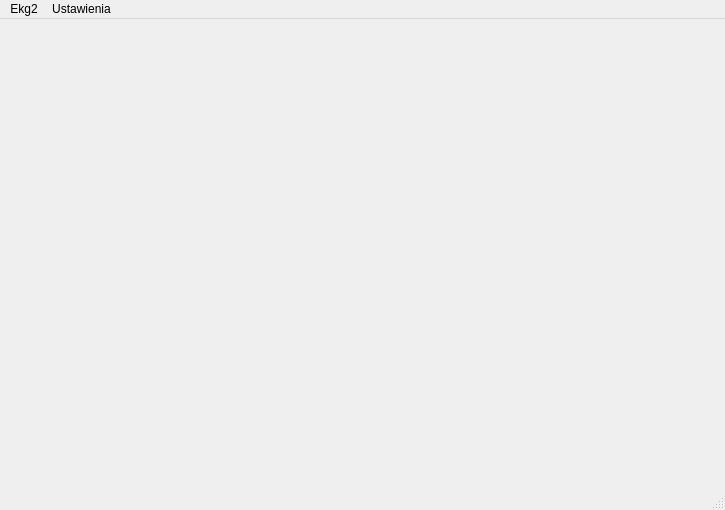
Old version of the form ekg2_qt4.ui in the repository dmilith/ekg2-qt4.
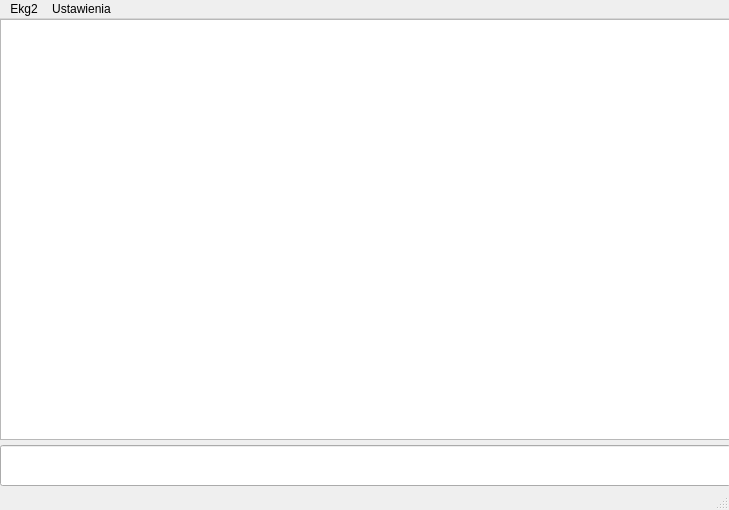
New version of the form.

What changed in the file:
```diff
--- a/ekg2_qt4.ui
+++ b/ekg2_qt4.ui
@@ -5,7 +5,7 @@
    <rect>
     <x>0</x>
     <y>0</y>
-    <width>725</width>
+    <width>729</width>
     <height>510</height>
    </rect>
   </property>
@@ -16,19 +16,39 @@
    <property name="geometry" >
     <rect>
      <x>0</x>
-     <y>23</y>
-     <width>725</width>
-     <height>465</height>
+     <y>25</y>
+     <width>729</width>
+     <height>463</height>
     </rect>
    </property>
+   <widget class="QLineEdit" name="lineEdit" >
+    <property name="geometry" >
+     <rect>
+      <x>0</x>
+      <y>426</y>
+      <width>731</width>
+      <height>41</height>
+     </rect>
+    </property>
+   </widget>
+   <widget class="QTextBrowser" name="textBrowser" >
+    <property name="geometry" >
+     <rect>
+      <x>0</x>
+      <y>0</y>
+      <width>731</width>
+      <height>421</height>
+     </rect>
+    </property>
+   </widget>
   </widget>
   <widget class="QMenuBar" name="menubar" >
    <property name="geometry" >
     <rect>
      <x>0</x>
      <y>0</y>
-     <width>725</width>
-     <height>23</height>
+     <width>729</width>
+     <height>25</height>
     </rect>
    </property>
    <widget class="QMenu" name="menuEkg2" >
@@ -54,7 +74,7 @@
     <rect>
      <x>0</x>
      <y>488</y>
-     <width>725</width>
+     <width>729</width>
      <height>22</height>
     </rect>
    </property>
```
Left out of the diff: 4 changed lines with no effect on the pictures.
